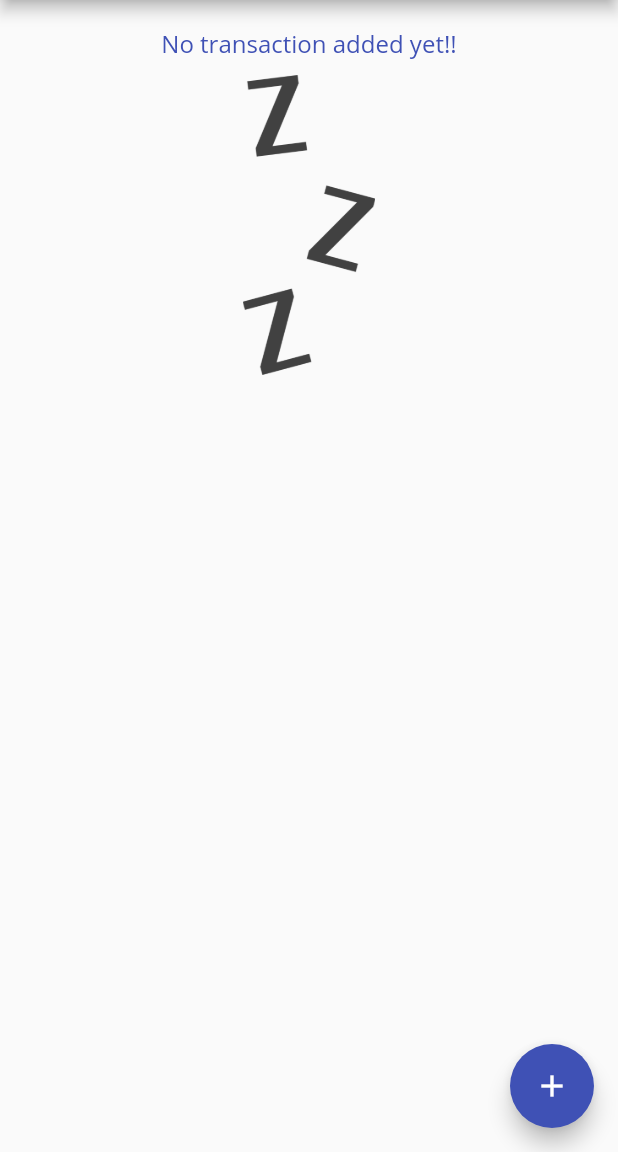
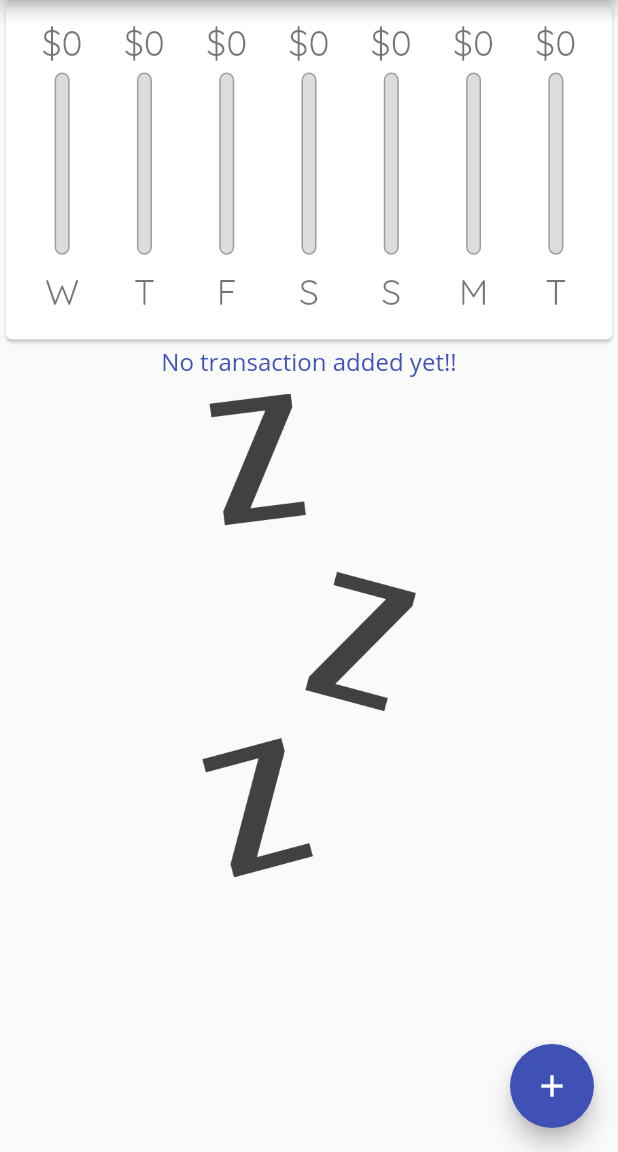
Before and after one commit to masumbillah21/expense-planner, a Flutter app: the screen it shows after launch, on a phone screen of 412 x 824 dp, the part 84-1236 px from its top. Run offline on Flutter 3.47's test engine with Material 2 defaults, Android fonts, the phone set to English and light mode, and no system bars.

Commit message:
Responsive layout issue fixed

```diff
--- a/lib/main.dart
+++ b/lib/main.dart
@@ -1,7 +1,10 @@
+import 'dart:io';
+
 import 'package:expanse_planner/models/transaction.dart';
 import 'package:expanse_planner/widgets/chart.dart';
 import 'package:expanse_planner/widgets/new_transaction.dart';
 import 'package:expanse_planner/widgets/transaction_list.dart';
+import 'package:flutter/cupertino.dart';
 import 'package:flutter/material.dart';
 
 void main() => runApp(const MyApp());
@@ -52,6 +55,8 @@ class MyHomePage extends StatefulWidget {
 class _MyHomePageState extends State<MyHomePage> {
   final List<Transaction> _userTransactions = [];
 
+  bool _showChart = false;
+
   List<Transaction> get _recentTransactions {
     return _userTransactions.where((tx) {
       return tx.date.isAfter(DateTime.now().subtract(
@@ -84,6 +89,7 @@ class _MyHomePageState extends State<MyHomePage> {
 
   void _showTransactionModal(BuildContext ctx) {
     showModalBottomSheet(
+      isScrollControlled: true,
       context: ctx,
       builder: (_) {
         return GestureDetector(
@@ -99,8 +105,24 @@ class _MyHomePageState extends State<MyHomePage> {
 
   @override
   Widget build(BuildContext context) {
-    return Scaffold(
-      appBar: AppBar(
+    final mediaQuery = MediaQuery.of(context);
+    final isLandscape = mediaQuery.orientation == Orientation.landscape;
+    final dynamic appBar = Platform.isIOS
+        ? CupertinoNavigationBar(
+            middle: const Text('Expense Keeper'),
+            trailing: Row(
+              mainAxisSize: MainAxisSize.min,
+              children: [
+                GestureDetector(
+                  child: const Icon(
+                    CupertinoIcons.add,
+                  ),
+                  onTap: () => _showTransactionModal(context),
+                ),
+              ],
+            ),
+          )
+        : AppBar(
             title: const Text(
               'Expense Keeper',
               style: TextStyle(fontFamily: 'OpenSans'),
@@ -112,23 +134,88 @@ class _MyHomePageState extends State<MyHomePage> {
                 ),
                 tooltip: 'Add New',
                 onPressed: () => _showTransactionModal(context),
+              ),
+            ],
+          );
+    final expanseList = SizedBox(
+      height: (mediaQuery.size.height -
+              appBar.preferredSize.height -
+              mediaQuery.padding.top) *
+          0.7,
+      child: TransactionList(_userTransactions, _deleteTransaction),
+    );
+
+    final pageBody = SafeArea(
+      child: SingleChildScrollView(
+        child: Column(
+          crossAxisAlignment: CrossAxisAlignment.stretch,
+          children: [
+            if (isLandscape)
+              Row(
+                mainAxisAlignment: MainAxisAlignment.center,
+                children: [
+                  Text(
+                    'Show Chart',
+                    style: Theme.of(context).textTheme.headline2,
+                  ),
+                  Switch.adaptive(
+                    activeColor: Theme.of(context).colorScheme.secondary,
+                    value: _showChart,
+                    onChanged: (val) {
+                      setState(
+                        () {
+                          _showChart = val;
+                        },
+                      );
+                    },
                   )
                 ],
               ),
-      body: SingleChildScrollView(
-        child: Column(
-          crossAxisAlignment: CrossAxisAlignment.stretch,
-          children: [
+            if (!isLandscape)
               SizedBox(
-              child: _recentTransactions.isEmpty
-                  ? const Text('')
-                  : Chart(_recentTransactions),
+                child: SizedBox(
+                  height: (mediaQuery.size.height -
+                          appBar.preferredSize.height -
+                          mediaQuery.padding.top) *
+                      0.3,
+                  child: Chart(_recentTransactions),
                 ),
-            TransactionList(_userTransactions, _deleteTransaction),
+              ),
+            if (!isLandscape) expanseList,
+            if (!isLandscape && _showChart)
+              SizedBox(
+                height: (mediaQuery.size.height -
+                        appBar.preferredSize.height -
+                        mediaQuery.padding.top) *
+                    0.7,
+                child: Chart(_recentTransactions),
+              ),
+            if (isLandscape)
+              _showChart
+                  ? SizedBox(
+                      height: (mediaQuery.size.height -
+                              appBar.preferredSize.height -
+                              mediaQuery.padding.top) *
+                          0.7,
+                      child: Chart(_recentTransactions),
+                    )
+                  : expanseList
           ],
         ),
       ),
-      floatingActionButton: FloatingActionButton(
+    );
+
+    return Platform.isIOS
+        ? CupertinoPageScaffold(
+            navigationBar: appBar,
+            child: pageBody,
+          )
+        : Scaffold(
+            appBar: appBar,
+            body: pageBody,
+            floatingActionButton: Platform.isIOS
+                ? const SizedBox()
+                : FloatingActionButton(
                     onPressed: () => _showTransactionModal(context),
                     tooltip: 'Add New',
                     child: const Icon(Icons.add),
--- a/lib/widgets/chart.dart
+++ b/lib/widgets/chart.dart
@@ -48,8 +48,8 @@ class Chart extends StatelessWidget {
           children: groupTransactionValues.map((data) {
             return Flexible(
               fit: FlexFit.tight,
-              child: ChartBar(
-                  data['day'], data['amount'], data['amount'] / maxSpending),
+              child: ChartBar(data['day'], data['amount'],
+                  maxSpending == 0.0 ? 0.0 : data['amount'] / maxSpending),
             );
           }).toList(),
         ),
--- a/lib/widgets/chart_bar.dart
+++ b/lib/widgets/chart_bar.dart
@@ -11,10 +11,12 @@ class ChartBar extends StatelessWidget {
 
   @override
   Widget build(BuildContext context) {
+    return LayoutBuilder(
+      builder: (context, constraints) {
         return Column(
           children: [
             SizedBox(
-          height: 20,
+              height: constraints.maxHeight * 0.15,
               child: FittedBox(
                 child: Text('\$${spendingAmount.toStringAsFixed(0)}'),
               ),
@@ -23,7 +25,7 @@ class ChartBar extends StatelessWidget {
               height: 4,
             ),
             SizedBox(
-          height: 60,
+              height: constraints.maxHeight * 0.6,
               width: 10,
               child: Stack(
                 children: [
@@ -49,11 +51,18 @@ class ChartBar extends StatelessWidget {
                 ],
               ),
             ),
-        const SizedBox(
-          height: 4,
+            SizedBox(
+              height: constraints.maxHeight * 0.05,
             ),
-        Text(label),
+            SizedBox(
+              height: constraints.maxHeight * 0.15,
+              child: FittedBox(
+                child: Text(label),
+              ),
+            ),
           ],
+        );
+      },
     );
   }
 }
--- a/lib/widgets/new_transaction.dart
+++ b/lib/widgets/new_transaction.dart
@@ -51,10 +51,16 @@ class _NewTransactionState extends State<NewTransaction> {
 
   @override
   Widget build(BuildContext context) {
-    return Card(
+    return SingleChildScrollView(
+      child: Card(
         elevation: 5,
         child: Container(
-        padding: const EdgeInsets.all(10),
+          padding: EdgeInsets.only(
+            top: 10,
+            left: 10,
+            right: 10,
+            bottom: MediaQuery.of(context).viewInsets.bottom + 10,
+          ),
           child: Column(
             children: [
               TextField(
@@ -108,6 +114,7 @@ class _NewTransactionState extends State<NewTransaction> {
             ],
           ),
         ),
+      ),
     );
   }
 }
--- a/lib/widgets/transaction_list.dart
+++ b/lib/widgets/transaction_list.dart
@@ -11,9 +11,8 @@ class TransactionList extends StatelessWidget {
 
   @override
   Widget build(BuildContext context) {
-    return SizedBox(
-      height: 470,
-      child: transactions.isEmpty
+    return LayoutBuilder(builder: (context, constraints) {
+      return transactions.isEmpty
           ? Column(
               children: [
                 Text(
@@ -24,7 +23,7 @@ class TransactionList extends StatelessWidget {
                   height: 10,
                 ),
                 SizedBox(
-                  height: 200,
+                  height: constraints.maxHeight * 0.6,
                   child: Image.asset(
                     'assets/images/waiting.png',
                     fit: BoxFit.cover,
@@ -54,16 +53,27 @@ class TransactionList extends StatelessWidget {
                     subtitle: Text(
                       DateFormat.yMMMd().format(transactions[i].date),
                     ),
-                    trailing: IconButton(
-                      icon: const Icon(Icons.delete),
-                      onPressed: () => deleteTx(transactions[i].id),
-                      color: Theme.of(context).errorColor,
-                    ),
+                    trailing: MediaQuery.of(context).size.width > 460
+                        ? TextButton.icon(
+                            label: const Text('Delete'),
+                            icon: const Icon(Icons.delete),
+                            onPressed: () => deleteTx(transactions[i].id),
+                            style: ButtonStyle(
+                              foregroundColor: MaterialStateProperty.all(
+                                Theme.of(context).errorColor,
+                              ),
+                            ),
+                          )
+                        : IconButton(
+                            icon: const Icon(Icons.delete),
+                            onPressed: () => deleteTx(transactions[i].id),
+                            color: Theme.of(context).errorColor,
+                          ),
                   ),
                 );
               },
               itemCount: transactions.length,
-            ),
-    );
+            );
+    });
   }
 }
```
Lines whose indentation alone changed are shown as unchanged.
